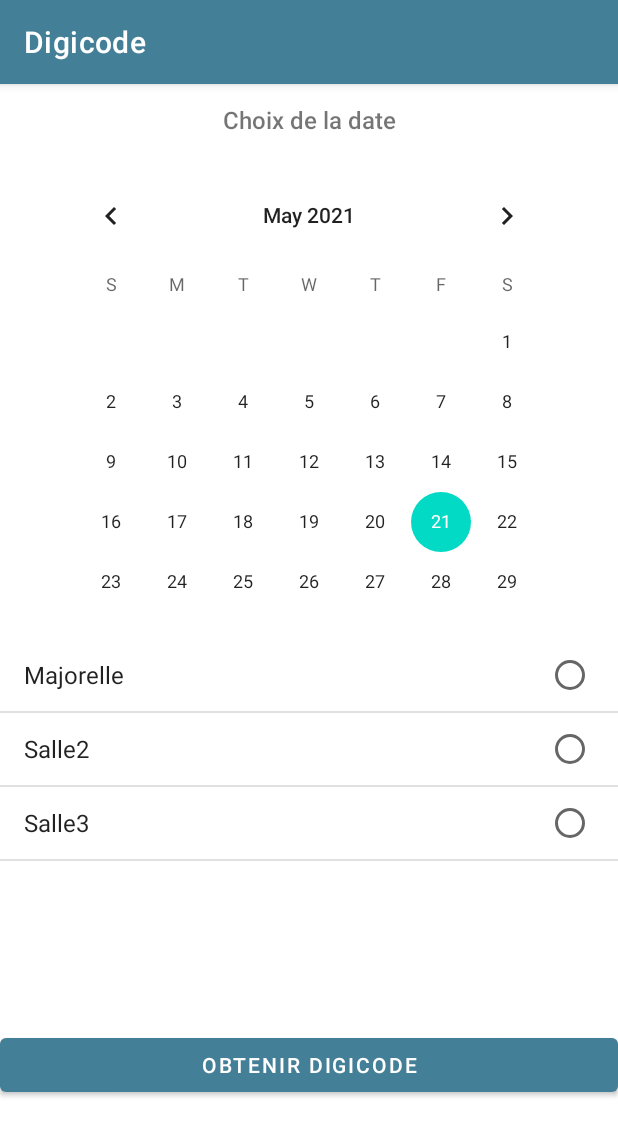
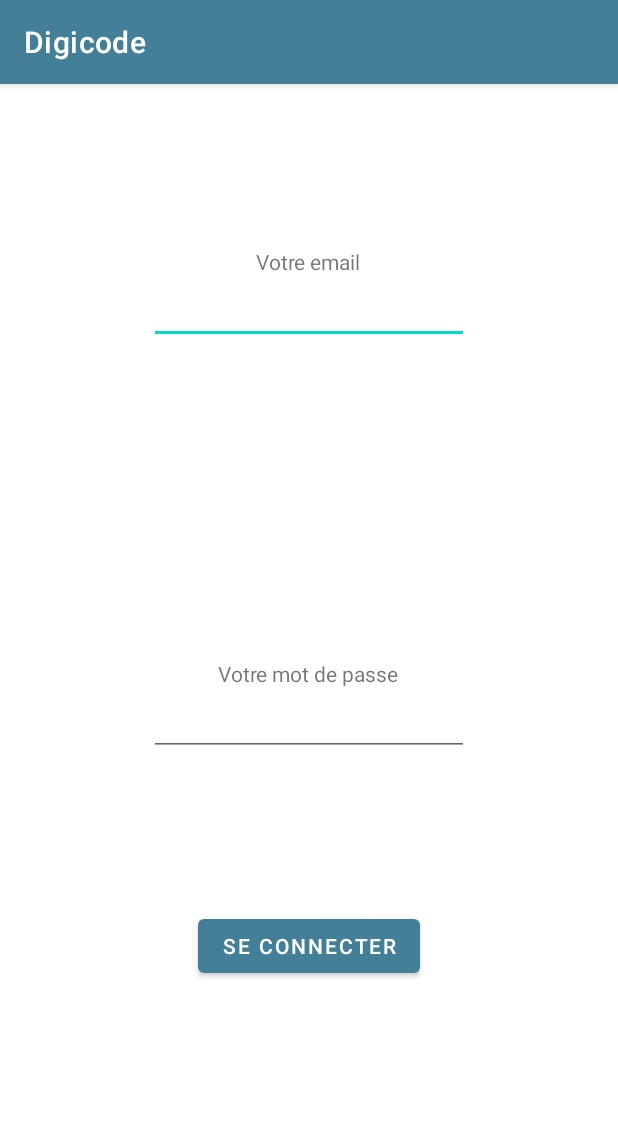
Before and after one commit to Dinoattitude/Digicode, an Android app: the screen it shows after launch (MainActivity before the commit, LoginActivity after it), on a phone screen of 412 x 824 dp. Shown: the top 1136 px of the screen. Run offline under Robolectric (Android 15) with nearby library versions, the phone set to English and light mode, and no system bars.

Commit message:
Adding a login screen and fixing database bugs

```diff
--- /dev/null
+++ b/app/src/main/java/com/example/digicode/vues/LoginActivity.java
@@ -0,0 +1,45 @@
+package com.example.digicode.vues;
+
+import androidx.appcompat.app.AppCompatActivity;
+
+import android.content.Intent;
+import android.os.Bundle;
+import android.view.View;
+import android.widget.Button;
+import android.widget.TextView;
+import android.widget.Toast;
+
+import com.example.digicode.R;
+import com.example.digicode.modele.ConnectUtilisateur;
+import com.example.digicode.modele.Utilisateur;
+
+public class LoginActivity extends AppCompatActivity {
+
+    private TextView mail;
+    private TextView mdp;
+    private Button btn;
+
+    @Override
+    protected void onCreate(Bundle savedInstanceState) {
+        super.onCreate(savedInstanceState);
+        setContentView(R.layout.activity_login);
+
+        btn = findViewById(R.id.btn_connect);
+        btn.setOnClickListener(new View.OnClickListener() {
+            @Override
+            public void onClick(View v) {
+                //Toast.makeText(v.getContext(),"connard", Toast.LENGTH_LONG).show();
+                mail= findViewById(R.id.edit_Mail);
+                mdp= findViewById(R.id.edit_mdp);
+                System.out.println(mail.getText()+" "+mdp.getText());
+                if(ConnectUtilisateur.verifUtilisateur(mail.getText().toString(), mdp.getText().toString())){
+                    Toast.makeText(v.getContext(),"Vos identifiants sont corrects", Toast.LENGTH_SHORT).show();
+                    startActivity(new Intent(LoginActivity.this, MainActivity.class));
+                }
+                else
+                    Toast.makeText(v.getContext(),"Vos identifiants sont faux", Toast.LENGTH_SHORT).show();
+            }
+        });
+
+    }
+}
--- /dev/null
+++ b/app/src/main/res/layout/activity_login.xml
@@ -0,0 +1,72 @@
+<?xml version="1.0" encoding="utf-8"?>
+<androidx.constraintlayout.widget.ConstraintLayout xmlns:android="http://schemas.android.com/apk/res/android"
+    xmlns:app="http://schemas.android.com/apk/res-auto"
+    xmlns:tools="http://schemas.android.com/tools"
+    android:layout_width="match_parent"
+    android:layout_height="match_parent"
+    tools:context=".vues.LoginActivity">
+
+    <LinearLayout
+        android:layout_width="match_parent"
+        android:layout_height="783dp"
+        android:layout_marginTop="1dp"
+        android:orientation="vertical"
+        app:layout_constraintEnd_toEndOf="parent"
+        app:layout_constraintTop_toTopOf="parent">
+
+        <LinearLayout
+            android:layout_width="match_parent"
+            android:layout_height="279dp"
+            android:gravity="center"
+            android:orientation="vertical">
+
+            <TextView
+                android:id="@+id/text_Mail"
+                android:layout_width="wrap_content"
+                android:layout_height="wrap_content"
+                android:text="@string/name_mail" />
+
+            <EditText
+                android:id="@+id/edit_Mail"
+                android:layout_width="wrap_content"
+                android:layout_height="wrap_content"
+                android:ems="10"
+                android:inputType="textPersonName" />
+
+        </LinearLayout>
+
+        <LinearLayout
+            android:layout_width="match_parent"
+            android:layout_height="270dp"
+            android:gravity="center"
+            android:orientation="vertical">
+
+            <TextView
+                android:id="@+id/text_mdp"
+                android:layout_width="wrap_content"
+                android:layout_height="wrap_content"
+                android:text="@string/name_mdp" />
+
+            <EditText
+                android:id="@+id/edit_mdp"
+                android:layout_width="wrap_content"
+                android:layout_height="wrap_content"
+                android:ems="10"
+                android:inputType="textPersonName" />
+        </LinearLayout>
+
+        <LinearLayout
+            android:layout_width="match_parent"
+            android:layout_height="match_parent"
+            android:gravity="center_horizontal"
+            android:orientation="horizontal">
+
+            <Button
+                android:id="@+id/btn_connect"
+                android:layout_width="wrap_content"
+                android:layout_height="wrap_content"
+                android:text="@string/name_connect" />
+        </LinearLayout>
+    </LinearLayout>
+
+</androidx.constraintlayout.widget.ConstraintLayout>
--- a/app/src/main/res/values/strings.xml
+++ b/app/src/main/res/values/strings.xml
@@ -2,4 +2,12 @@
     <string name="app_name">Digicode</string>
     <string name="lbl_date">Choix de la date</string>
     <string name="btn_digicode">OBTENIR DIGICODE</string>
+
+    //text connection
+    <string name="name_mail">Votre email</string>
+    <string name="name_mdp">Votre mot de passe</string>
+    <string name="name_connect">Se Connecter</string>
+
+    //message error
+    <string name="name_Valide">OK</string>
 </resources>
```
Also changed, not shown: app/src/main/AndroidManifest.xml (+8 -0 lines), app/src/main/java/com/example/digicode/modele/ConnectUtilisateur.java (added, +29 -0 lines), app/src/main/java/com/example/digicode/modele/Utilisateur.java (added, +60 -0 lines), app/src/main/java/com/example/digicode/utils/SqlHelper.java (+47 -2 lines), app/src/main/java/com/example/digicode/vues/MainActivity.java (+10 -15 lines).
